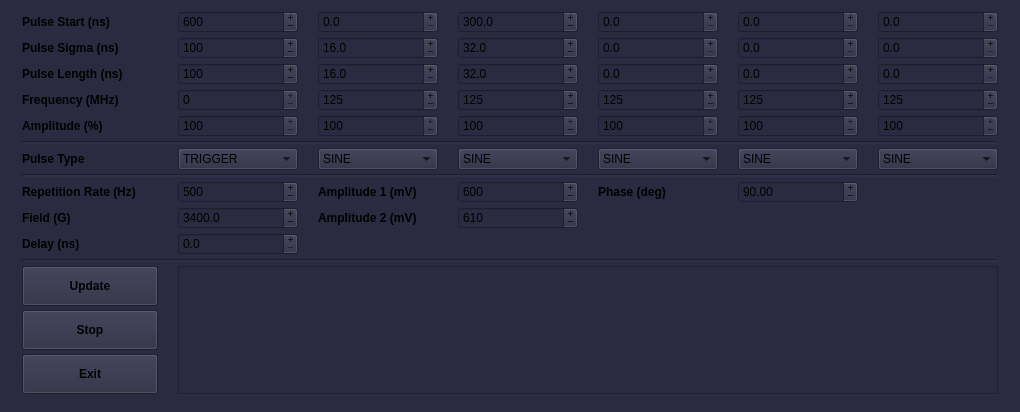
First picture: the form in atomize/control_center/gui/awg_main_window.ui, repository Anatoly1010/Atomize_NIOCH, before the edit.
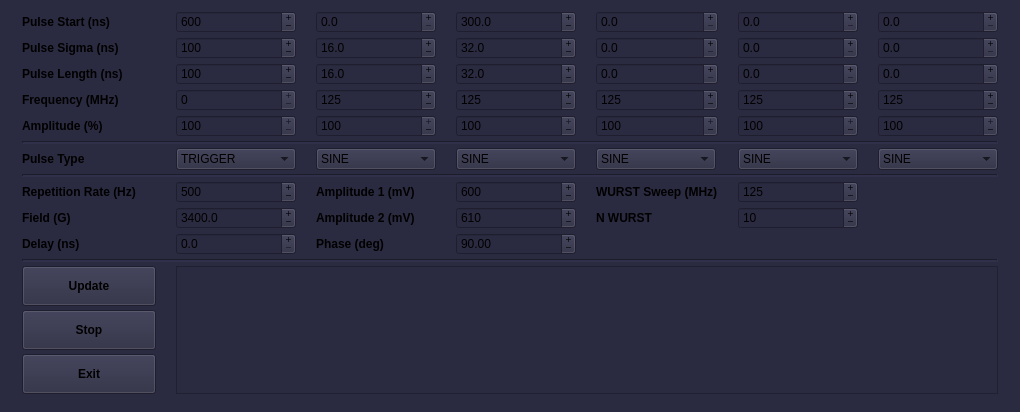
Second picture: the form after the edit.

Commit message: 02-10-2021; WURST AWG pulse added

What changed in the file:
```diff
--- a/atomize/control_center/gui/awg_main_window.ui
+++ b/atomize/control_center/gui/awg_main_window.ui
@@ -1299,7 +1299,7 @@
         </property>
        </widget>
       </item>
-      <item row="14" column="4">
+      <item row="16" column="2">
        <widget class="QLabel" name="label_9">
         <property name="font">
          <font>
@@ -1312,7 +1312,7 @@
         </property>
        </widget>
       </item>
-      <item row="14" column="5">
+      <item row="16" column="3">
        <widget class="QDoubleSpinBox" name="Phase">
         <property name="wrapping">
          <bool>true</bool>
@@ -1334,6 +1334,73 @@
         </property>
        </widget>
       </item>
+      <item row="14" column="4">
+       <widget class="QLabel" name="label_6">
+        <property name="font">
+         <font>
+          <weight>75</weight>
+          <bold>true</bold>
+         </font>
+        </property>
+        <property name="text">
+         <string>WURST Sweep (MHz)</string>
+        </property>
+       </widget>
+      </item>
+      <item row="15" column="4">
+       <widget class="QLabel" name="label_14">
+        <property name="font">
+         <font>
+          <weight>75</weight>
+          <bold>true</bold>
+         </font>
+        </property>
+        <property name="text">
+         <string>N WURST</string>
+        </property>
+       </widget>
+      </item>
+      <item row="14" column="5">
+       <widget class="QSpinBox" name="Wurst_sweep">
+        <property name="buttonSymbols">
+         <enum>QAbstractSpinBox::PlusMinus</enum>
+        </property>
+        <property name="keyboardTracking">
+         <bool>false</bool>
+        </property>
+        <property name="minimum">
+         <number>10</number>
+        </property>
+        <property name="maximum">
+         <number>300</number>
+        </property>
+        <property name="singleStep">
+         <number>5</number>
+        </property>
+        <property name="value">
+         <number>125</number>
+        </property>
+       </widget>
+      </item>
+      <item row="15" column="5">
+       <widget class="QSpinBox" name="N_wurst">
+        <property name="buttonSymbols">
+         <enum>QAbstractSpinBox::PlusMinus</enum>
+        </property>
+        <property name="keyboardTracking">
+         <bool>false</bool>
+        </property>
+        <property name="minimum">
+         <number>1</number>
+        </property>
+        <property name="maximum">
+         <number>100</number>
+        </property>
+        <property name="value">
+         <number>10</number>
+        </property>
+       </widget>
+      </item>
      </layout>
     </item>
    </layout>
```
Left out of the diff: 25 changed lines with no effect on the pictures. The commit also changes 8 other files.
